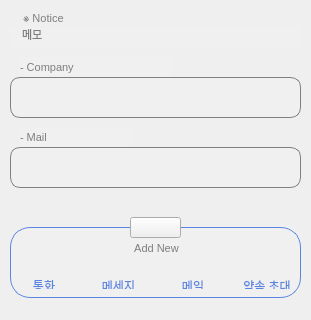
shear99/AddressBook, file detailpagewidget.ui: the form before one commit; both pictures show x 0 to 311 and y 193 to 513 of the 311 by 513 pixel window.
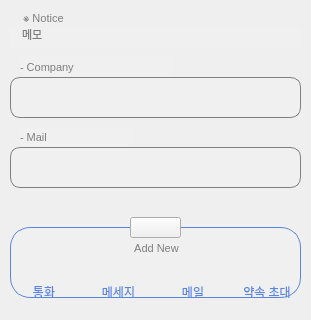
The form after the commit. Icons and pictures are not drawn.

Commit message: - 인원 추가(Add) 시 메인 화면 hide() - 즐겨찾기열 더블클릭 금지 조건 추가

Patch:
```diff
--- a/detailpagewidget.ui
+++ b/detailpagewidget.ui
@@ -62,7 +62,7 @@
      <x>10</x>
      <y>420</y>
      <width>291</width>
-     <height>72</height>
+     <height>84</height>
     </rect>
    </property>
    <layout class="QHBoxLayout" name="IconLayout">
```
The commit also changes 2 other files.
